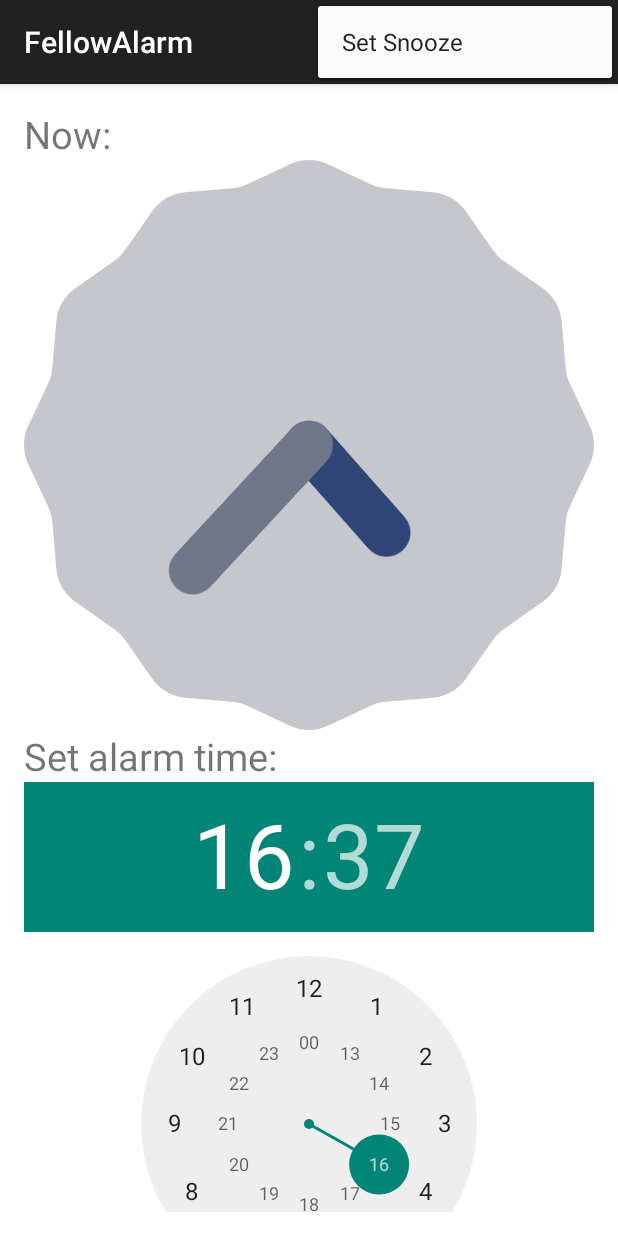
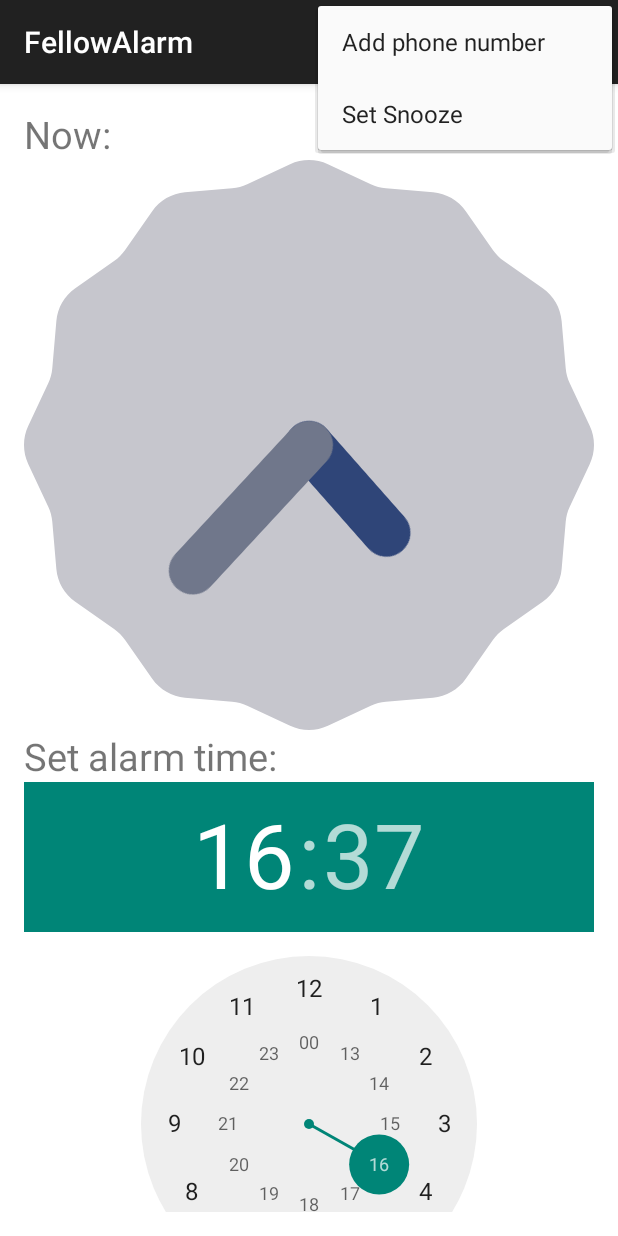
Before and after one commit to Etengle/Android-Fellow-Alarm-App, an Android app: the screen it shows after launch (MainActivity), with the options menu open, on a phone screen of 412 x 824 dp. Run offline under Robolectric (Android 15) with nearby library versions, the phone set to English and light mode, and no system bars.

Commit message:
1/21 20:47 plus add phone

```diff
--- a/app/src/main/res/menu/menu_main.xml
+++ b/app/src/main/res/menu/menu_main.xml
@@ -5,16 +5,24 @@
 
 
 
+
     <item
         android:id="@+id/action_get"
         android:icon="@drawable/ic_action_action_account_box"
+        android:title="Contacts"
         app:showAsAction="ifRoom"/>
 
     <item
         android:id="@+id/action_check"
         android:icon="@drawable/ic_action_communication_live_help"
+        android:title="Check"
         app:showAsAction="ifRoom"/>
 
+    <item
+        android:id="@+id/action_add"
+        android:icon="@drawable/ic_action_content_add"
+        android:title="Add phone number"
+        app:showAsAction="ifRoom"/>
     <!--<item
         android:id="@+id/action_add"
         android:icon="@drawable/ic_action_content_add_circle_outline"
```
Also changed, not shown: app/src/main/java/netdb/courses/softwarestudio/labs/pushnotification/MainActivity.java (+36 -2 lines), app/src/main/res/layout/phone_dialog.xml (added, +13 -0 lines).
